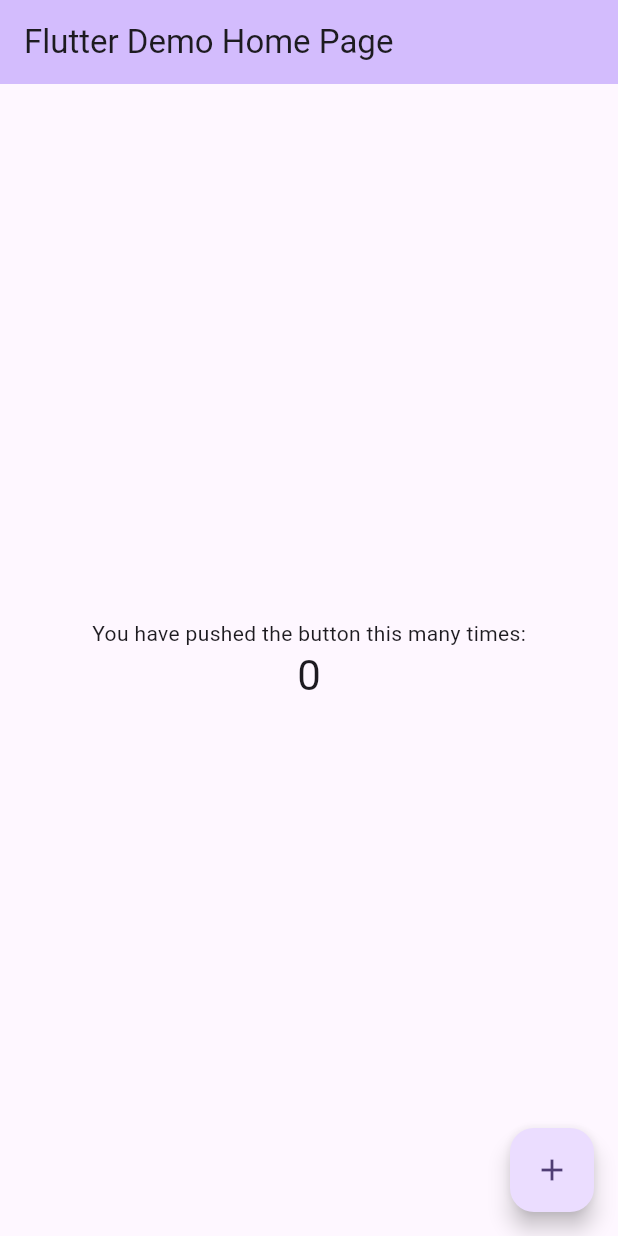
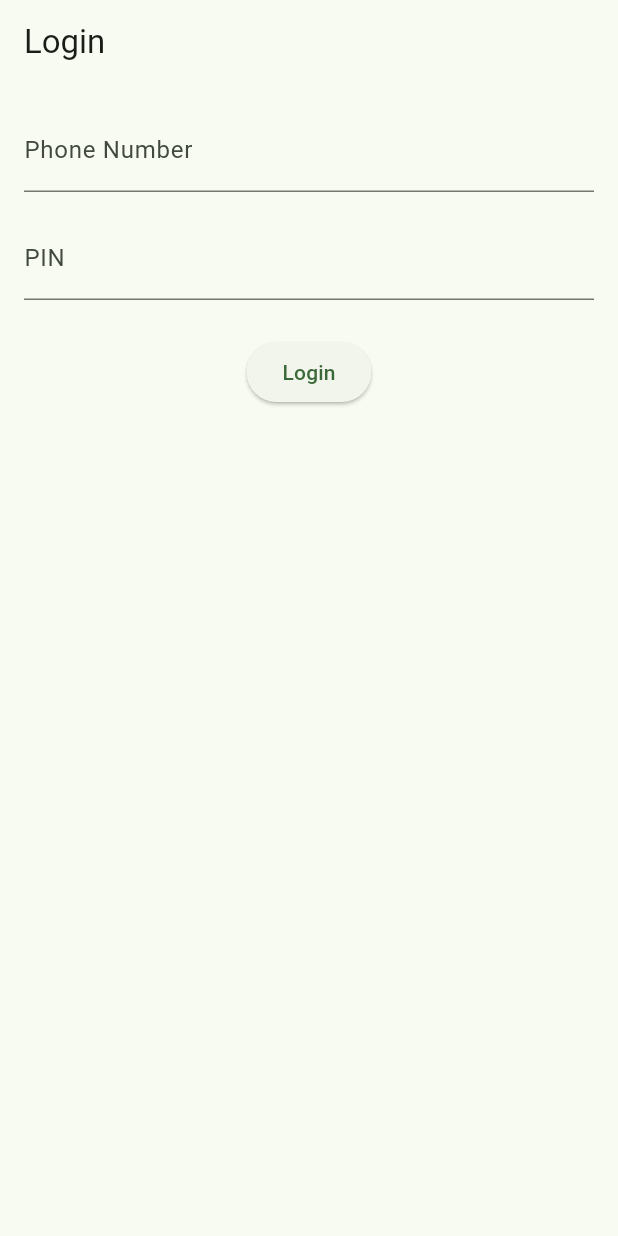
Before and after one commit to Priyanshpaila/Canteen_fe, a Flutter app: the screen it shows after launch, on a phone screen of 412 x 824 dp. Run offline on Flutter 3.47's test engine with Material 3 defaults, Android fonts, the phone set to English and light mode, and no system bars; our stand-ins replace flutter_riverpod, shared_preferences.

Commit message:
auth added

```diff
--- a/canteen_fe/lib/core/constants/api_endpoints.dart
+++ b/canteen_fe/lib/core/constants/api_endpoints.dart
@@ -2,7 +2,7 @@
 const String baseUrl = 'http://192.168.13.74:8000/api';
 
 // Sub URLs
-const String userUrl = '$baseUrl/user';
+const String userUrl = '$baseUrl/users';
 const String mealsUrl = '$baseUrl/meals';
 const String priceUrl = '$baseUrl/price';
 const String guestsUrl = '$baseUrl/guests';
--- a/canteen_fe/lib/main.dart
+++ b/canteen_fe/lib/main.dart
@@ -1,122 +1,78 @@
+import 'package:canteen_fe/controllers/auth_controller.dart';
+import 'package:canteen_fe/views/auth/login_screen.dart';
+import 'package:canteen_fe/views/home/admin_home_screen.dart';
+import 'package:canteen_fe/views/home/super_admin_home_screen.dart';
+import 'package:canteen_fe/views/home/user_home_screen.dart';
+
 import 'package:flutter/material.dart';
+import 'package:flutter_riverpod/flutter_riverpod.dart';
+
+import 'package:canteen_fe/providers/token_provider.dart';
+import 'package:canteen_fe/providers/user_provider.dart';
 
 void main() {
-  runApp(const MyApp());
+  runApp(const ProviderScope(child: MyApp()));
 }
 
-class MyApp extends StatelessWidget {
+class MyApp extends ConsumerStatefulWidget {
   const MyApp({super.key});
 
-  // This widget is the root of your application.
   @override
-  Widget build(BuildContext context) {
-    return MaterialApp(
-      title: 'Flutter Demo',
-      theme: ThemeData(
-        // This is the theme of your application.
-        //
-        // TRY THIS: Try running your application with "flutter run". You'll see
-        // the application has a purple toolbar. Then, without quitting the app,
-        // try changing the seedColor in the colorScheme below to Colors.green
-        // and then invoke "hot reload" (save your changes or press the "hot
-        // reload" button in a Flutter-supported IDE, or press "r" if you used
-        // the command line to start the app).
-        //
-        // Notice that the counter didn't reset back to zero; the application
-        // state is not lost during the reload. To reset the state, use hot
-        // restart instead.
-        //
-        // This works for code too, not just values: Most code changes can be
-        // tested with just a hot reload.
-        colorScheme: ColorScheme.fromSeed(seedColor: Colors.deepPurple),
-      ),
-      home: const MyHomePage(title: 'Flutter Demo Home Page'),
-    );
-  }
+  ConsumerState<MyApp> createState() => _MyAppState();
 }
 
-class MyHomePage extends StatefulWidget {
-  const MyHomePage({super.key, required this.title});
-
-  // This widget is the home page of your application. It is stateful, meaning
-  // that it has a State object (defined below) that contains fields that affect
-  // how it looks.
-
-  // This class is the configuration for the state. It holds the values (in this
-  // case the title) provided by the parent (in this case the App widget) and
-  // used by the build method of the State. Fields in a Widget subclass are
-  // always marked "final".
-
-  final String title;
+class _MyAppState extends ConsumerState<MyApp> {
+  bool isLoading = true;
 
   @override
-  State<MyHomePage> createState() => _MyHomePageState();
-}
+  void initState() {
+    super.initState();
+    restoreSession();
+  }
 
-class _MyHomePageState extends State<MyHomePage> {
-  int _counter = 0;
-
-  void _incrementCounter() {
-    setState(() {
-      // This call to setState tells the Flutter framework that something has
-      // changed in this State, which causes it to rerun the build method below
-      // so that the display can reflect the updated values. If we changed
-      // _counter without calling setState(), then the build method would not be
-      // called again, and so nothing would appear to happen.
-      _counter++;
-    });
+  Future<void> restoreSession() async {
+    await ref.read(authControllerProvider).restoreSessionIfAny();
+    setState(() => isLoading = false);
   }
 
   @override
   Widget build(BuildContext context) {
-    // This method is rerun every time setState is called, for instance as done
-    // by the _incrementCounter method above.
-    //
-    // The Flutter framework has been optimized to make rerunning build methods
-    // fast, so that you can just rebuild anything that needs updating rather
-    // than having to individually change instances of widgets.
-    return Scaffold(
-      appBar: AppBar(
-        // TRY THIS: Try changing the color here to a specific color (to
-        // Colors.amber, perhaps?) and trigger a hot reload to see the AppBar
-        // change color while the other colors stay the same.
-        backgroundColor: Theme.of(context).colorScheme.inversePrimary,
-        // Here we take the value from the MyHomePage object that was created by
-        // the App.build method, and use it to set our appbar title.
-        title: Text(widget.title),
+    final token = ref.watch(tokenProvider);
+    final user = ref.watch(userProvider);
+
+    Widget startScreen;
+
+    if (isLoading) {
+      startScreen = const Scaffold(
+        body: Center(child: CircularProgressIndicator()),
+      );
+    } else if (token != null && user != null) {
+      // Navigate based on role
+      switch (user.canteenRole) {
+        case 'user':
+          startScreen = const UserHomeScreen();
+          break;
+        case 'admin':
+          startScreen = const AdminHomeScreen();
+          break;
+        case 'superadmin':
+          startScreen = const SuperAdminHomeScreen();
+          break;
+        default:
+          startScreen = const LoginScreen();
+      }
+    } else {
+      startScreen = const LoginScreen();
+    }
+
+    return MaterialApp(
+      title: 'Canteen App',
+      debugShowCheckedModeBanner: false,
+      theme: ThemeData(
+        colorScheme: ColorScheme.fromSeed(seedColor: Colors.green),
+        useMaterial3: true,
       ),
-      body: Center(
-        // Center is a layout widget. It takes a single child and positions it
-        // in the middle of the parent.
-        child: Column(
-          // Column is also a layout widget. It takes a list of children and
-          // arranges them vertically. By default, it sizes itself to fit its
-          // children horizontally, and tries to be as tall as its parent.
-          //
-          // Column has various properties to control how it sizes itself and
-          // how it positions its children. Here we use mainAxisAlignment to
-          // center the children vertically; the main axis here is the vertical
-          // axis because Columns are vertical (the cross axis would be
-          // horizontal).
-          //
-          // TRY THIS: Invoke "debug painting" (choose the "Toggle Debug Paint"
-          // action in the IDE, or press "p" in the console), to see the
-          // wireframe for each widget.
-          mainAxisAlignment: MainAxisAlignment.center,
-          children: <Widget>[
-            const Text('You have pushed the button this many times:'),
-            Text(
-              '$_counter',
-              style: Theme.of(context).textTheme.headlineMedium,
-            ),
-          ],
-        ),
-      ),
-      floatingActionButton: FloatingActionButton(
-        onPressed: _incrementCounter,
-        tooltip: 'Increment',
-        child: const Icon(Icons.add),
-      ), // This trailing comma makes auto-formatting nicer for build methods.
+      home: startScreen,
     );
   }
 }
--- /dev/null
+++ b/canteen_fe/lib/providers/token_provider.dart
@@ -0,0 +1,3 @@
+import 'package:flutter_riverpod/flutter_riverpod.dart';
+
+final tokenProvider = StateProvider<String?>((ref) => null);
--- /dev/null
+++ b/canteen_fe/lib/providers/user_provider.dart
@@ -0,0 +1,5 @@
+import 'package:canteen_fe/models/user_model.dart';
+import 'package:flutter_riverpod/flutter_riverpod.dart';
+
+
+final userProvider = StateProvider<UserModel?>((ref) => null);
--- /dev/null
+++ b/canteen_fe/lib/views/auth/login_screen.dart
@@ -0,0 +1,91 @@
+// ignore_for_file: use_build_context_synchronously
+
+import 'package:canteen_fe/controllers/auth_controller.dart';
+import 'package:canteen_fe/providers/user_provider.dart';
+import 'package:canteen_fe/views/home/admin_home_screen.dart';
+import 'package:canteen_fe/views/home/super_admin_home_screen.dart';
+import 'package:canteen_fe/views/home/user_home_screen.dart';
+import 'package:flutter/material.dart';
+import 'package:flutter_riverpod/flutter_riverpod.dart';
+
+class LoginScreen extends ConsumerStatefulWidget {
+  const LoginScreen({super.key});
+
+  @override
+  ConsumerState<LoginScreen> createState() => _LoginScreenState();
+}
+
+class _LoginScreenState extends ConsumerState<LoginScreen> {
+  final phoneController = TextEditingController();
+  final pinController = TextEditingController();
+  bool isLoading = false;
+
+  void _login() async {
+    setState(() => isLoading = true);
+    final authController = ref.read(authControllerProvider);
+    final error = await authController.login(
+      phoneController.text.trim(),
+      pinController.text.trim(),
+      context,
+    );
+    setState(() => isLoading = false);
+
+    if (error != null) {
+      ScaffoldMessenger.of(
+        context,
+      ).showSnackBar(SnackBar(content: Text(error)));
+      return;
+    }
+
+    final role = ref.read(userProvider)?.canteenRole;
+    if (role == 'user') {
+      Navigator.pushReplacement(
+        context,
+        MaterialPageRoute(builder: (_) => const UserHomeScreen()),
+      );
+    } else if (role == 'admin') {
+      Navigator.pushReplacement(
+        context,
+        MaterialPageRoute(builder: (_) => const AdminHomeScreen()),
+      );
+    } else if (role == 'superadmin') {
+      Navigator.pushReplacement(
+        context,
+        MaterialPageRoute(builder: (_) => const SuperAdminHomeScreen()),
+      );
+    } else {
+      ScaffoldMessenger.of(
+        context,
+      ).showSnackBar(const SnackBar(content: Text("Unknown role")));
+    }
+  }
+
+  @override
+  Widget build(BuildContext context) {
+    return Scaffold(
+      appBar: AppBar(title: const Text('Login')),
+      body: Padding(
+        padding: const EdgeInsets.all(16.0),
+        child: Column(
+          children: [
+            TextField(
+              controller: phoneController,
+              keyboardType: TextInputType.phone,
+              decoration: const InputDecoration(labelText: 'Phone Number'),
+            ),
+            const SizedBox(height: 16),
+            TextField(
+              controller: pinController,
+              obscureText: true,
+              decoration: const InputDecoration(labelText: 'PIN'),
+            ),
+            const SizedBox(height: 24),
+            isLoading
+                ? const CircularProgressIndicator()
+                : ElevatedButton(onPressed: _login, child: const Text('Login')),
+          ],
+        ),
+      ),
+    );
+  }
+}
```
Also changed, not shown: canteen_fe/lib/controllers/auth_controller.dart (added, +128 -0 lines), canteen_fe/lib/services/auth_service.dart (added, +50 -0 lines), canteen_fe/lib/views/auth/signup_screen.dart (added, +178 -0 lines), canteen_fe/lib/views/home/admin_home_screen.dart (added, +13 -0 lines), canteen_fe/lib/views/home/super_admin_home_screen.dart (added, +13 -0 lines), canteen_fe/lib/views/home/user_home_screen.dart (added, +13 -0 lines), canteen_fe/lib/widgets/searchable_bottom_sheet.dart (added, +50 -0 lines), canteen_fe/pubspec.yaml (+31 -7 lines), canteen_fe/pubspec.lock, 1 other file.
